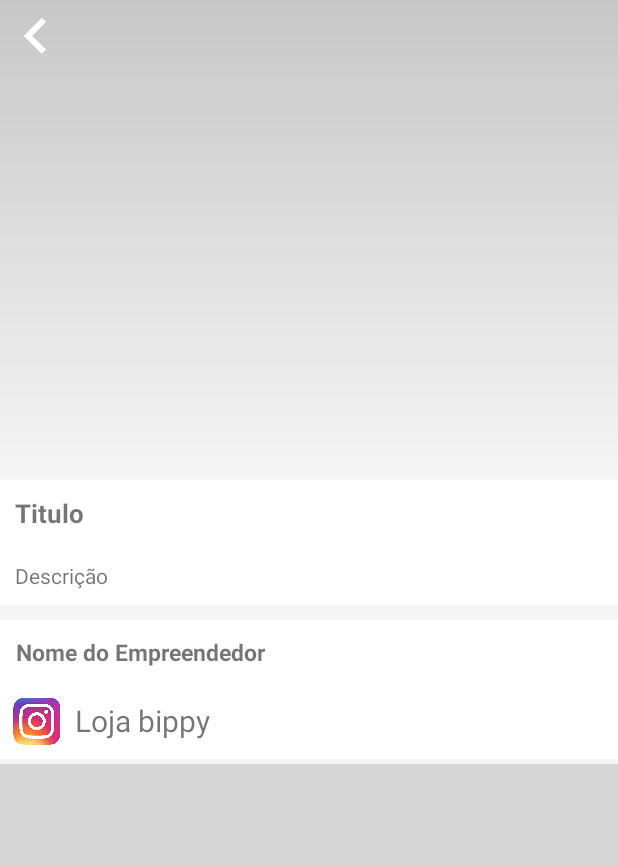
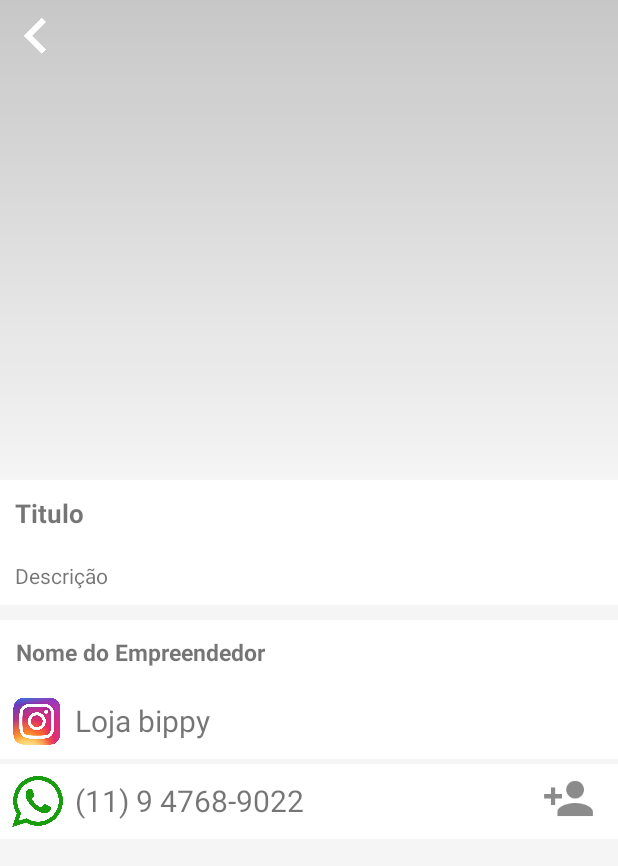
Before and after one commit to ribeiroantonio/feirapreta, an Android app: the DetailsActivity screen opened directly, with no data from a screen before it, on a phone screen of 412 x 824 dp. Shown: the top 866 px of the screen. Run offline under Robolectric (Android 15) with nearby library versions, the phone set to English and light mode, and no system bars; libraries missing offline, so code that uses them is left out: com.facebook.drawee; plain views replace SimpleDraweeView; pictures from the network do not load; 3 statements that could not run were skipped.

Commit message:
Update DetailsActivity
Now, upon clicking on add contact button, the user is redirected to the phone's native create contact screen, where he is able to create a new contact with the information from the post.

```diff
--- a/app/src/main/res/layout/activity_details.xml
+++ b/app/src/main/res/layout/activity_details.xml
@@ -5,6 +5,7 @@
     xmlns:tools="http://schemas.android.com/tools"
     android:layout_width="match_parent"
     android:layout_height="match_parent"
+    android:background="@color/backgroundWhite"
     tools:context=".activities.DetailsActivity">
 
     <android.support.design.widget.CoordinatorLayout
@@ -15,7 +16,8 @@
         <LinearLayout
             android:layout_width="match_parent"
             android:layout_height="match_parent"
-            android:orientation="vertical">
+            android:orientation="vertical"
+            android:background="@color/backgroundWhite">
 
             <android.support.design.widget.CollapsingToolbarLayout
                 android:id="@+id/toolbar_layout"
@@ -126,7 +128,7 @@
                 android:layout_width="match_parent"
                 android:layout_height="3dp" />
 
-            <!--<LinearLayout
+            <LinearLayout
                 android:layout_width="match_parent"
                 android:layout_height="wrap_content"
                 android:background="@color/white"
@@ -154,16 +156,21 @@
                     android:layout_height="wrap_content"
                     android:gravity="end">
 
-                    <ImageButton
+                    <ImageView
                         android:id="@+id/phoneButton"
-                        android:layout_width="40dp"
-                        android:layout_height="40dp"
+                        android:layout_width="35dp"
+                        android:layout_height="35dp"
+                        android:layout_gravity="center_vertical"
                         android:background="@color/white"
-                        app:srcCompat="@android:drawable/stat_sys_vp_phone_call" />
+                        android:layout_marginRight="10dp"
+                        android:layout_marginEnd="10dp"
+                        android:tint="@color/grey"
+                        android:onClick="addContact"
+                        app:srcCompat="@drawable/ic_person_add_black_48dp" />
 
                 </LinearLayout>
 
-            </LinearLayout>-->
+            </LinearLayout>
 
         </LinearLayout>
 
```
Also changed, not shown: app/src/main/java/br/com/feirapreta/activities/DetailsActivity.java (+30 -3 lines), app/src/main/res/drawable-hdpi/ic_person_add_black_48dp.png (added), app/src/main/res/drawable-mdpi/ic_person_add_black_48dp.png (added), app/src/main/res/drawable-xhdpi/ic_person_add_black_48dp.png (added), app/src/main/res/drawable-xxhdpi/ic_person_add_black_48dp.png (added), app/src/main/res/drawable-xxxhdpi/ic_person_add_black_48dp.png (added).
